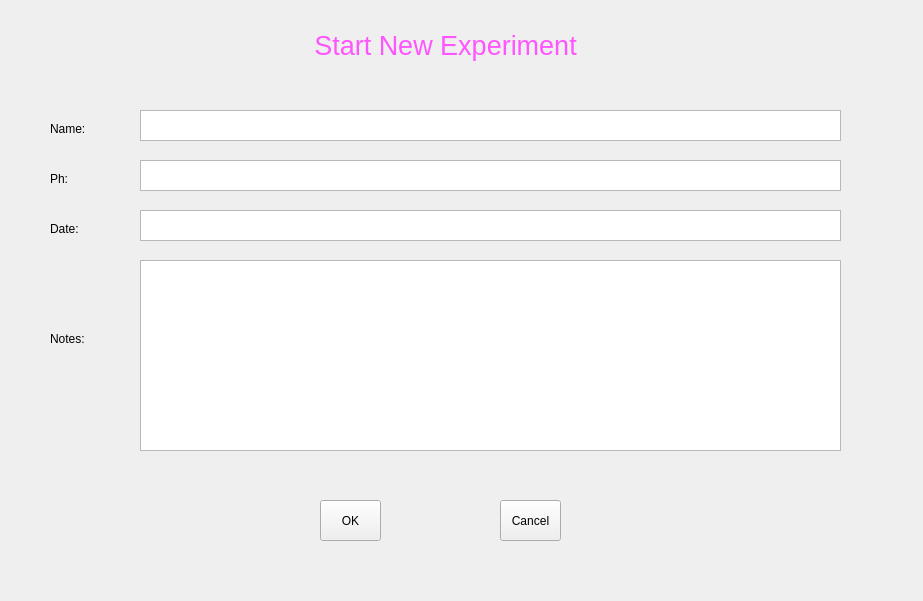
nguyenngochuy91/MediaMaking, file newExperiment.ui: the form before one commit.
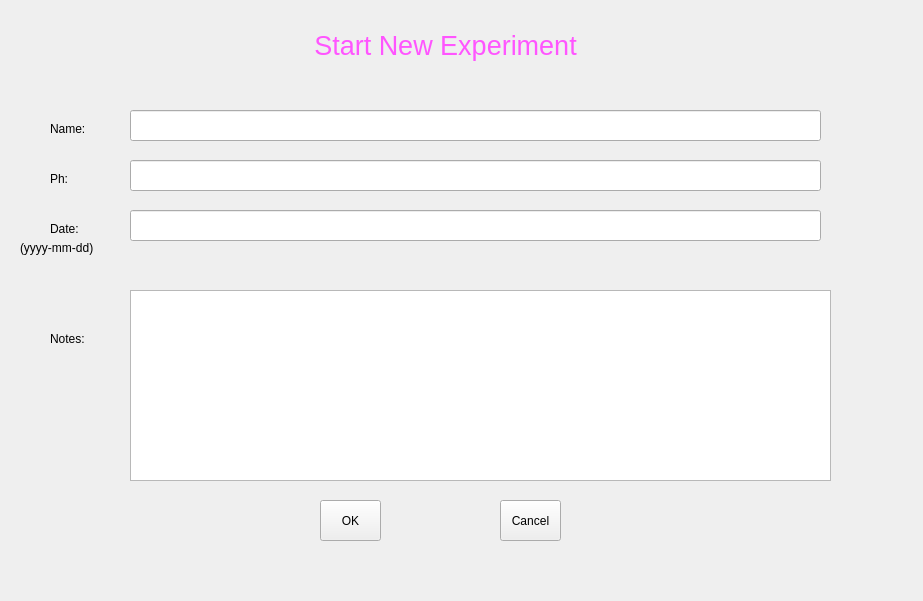
The form after the commit. Icons and pictures are not drawn.

What changed in the file:
```diff
--- a/newExperiment.ui
+++ b/newExperiment.ui
@@ -88,46 +88,6 @@
     <string>Notes:</string>
    </property>
   </widget>
-  <widget class="QTextEdit" name="textEdit">
-   <property name="geometry">
-    <rect>
-     <x>140</x>
-     <y>110</y>
-     <width>701</width>
-     <height>31</height>
-    </rect>
-   </property>
-  </widget>
-  <widget class="QTextEdit" name="textEdit_2">
-   <property name="geometry">
-    <rect>
-     <x>140</x>
-     <y>160</y>
-     <width>701</width>
-     <height>31</height>
-    </rect>
-   </property>
-  </widget>
-  <widget class="QTextEdit" name="textEdit_3">
-   <property name="geometry">
-    <rect>
-     <x>140</x>
-     <y>210</y>
-     <width>701</width>
-     <height>31</height>
-    </rect>
-   </property>
-  </widget>
-  <widget class="QTextEdit" name="textEdit_4">
-   <property name="geometry">
-    <rect>
-     <x>140</x>
-     <y>260</y>
-     <width>701</width>
-     <height>191</height>
-    </rect>
-   </property>
-  </widget>
   <widget class="QPushButton" name="pushButton">
    <property name="geometry">
     <rect>
@@ -154,6 +114,68 @@
     <string>Cancel</string>
    </property>
   </widget>
+  <widget class="QLineEdit" name="lineEdit">
+   <property name="geometry">
+    <rect>
+     <x>130</x>
+     <y>110</y>
+     <width>691</width>
+     <height>31</height>
+    </rect>
+   </property>
+   <property name="text">
+    <string/>
+   </property>
+  </widget>
+  <widget class="QLineEdit" name="lineEdit_2">
+   <property name="geometry">
+    <rect>
+     <x>130</x>
+     <y>160</y>
+     <width>691</width>
+     <height>31</height>
+    </rect>
+   </property>
+   <property name="text">
+    <string/>
+   </property>
+  </widget>
+  <widget class="QLineEdit" name="lineEdit_3">
+   <property name="geometry">
+    <rect>
+     <x>130</x>
+     <y>210</y>
+     <width>691</width>
+     <height>31</height>
+    </rect>
+   </property>
+   <property name="text">
+    <string/>
+   </property>
+  </widget>
+  <widget class="QPlainTextEdit" name="plainTextEdit">
+   <property name="geometry">
+    <rect>
+     <x>130</x>
+     <y>290</y>
+     <width>701</width>
+     <height>191</height>
+    </rect>
+   </property>
+  </widget>
+  <widget class="QLabel" name="label_6">
+   <property name="geometry">
+    <rect>
+     <x>20</x>
+     <y>240</y>
+     <width>91</width>
+     <height>16</height>
+    </rect>
+   </property>
+   <property name="text">
+    <string>(yyyy-mm-dd)</string>
+   </property>
+  </widget>
  </widget>
  <resources/>
  <connections/>
```
